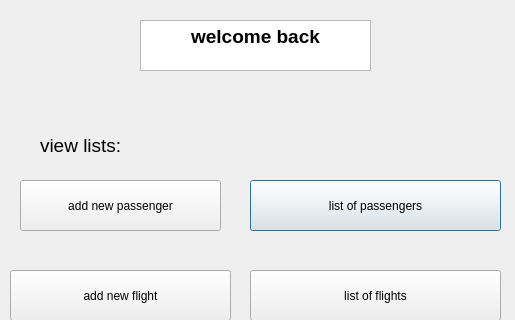
Abdelrahman-Shorim/FlightApp, file adminhomepage.ui: the form before one commit; both pictures show x 0 to 515 and y 0 to 320 of the 515 by 476 pixel window.
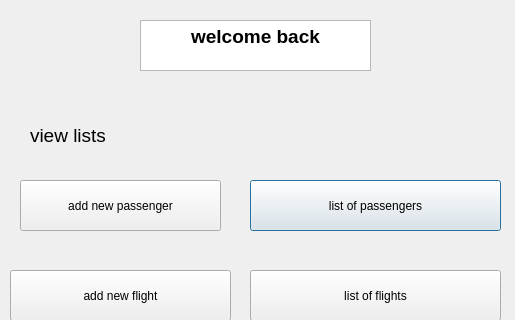
The form after the commit.

The edit to the form file:
```diff
--- a/adminhomepage.ui
+++ b/adminhomepage.ui
@@ -72,14 +72,14 @@
   <widget class="QLabel" name="label">
    <property name="geometry">
     <rect>
-     <x>40</x>
-     <y>130</y>
+     <x>30</x>
+     <y>120</y>
      <width>121</width>
      <height>31</height>
     </rect>
    </property>
    <property name="text">
-    <string>&lt;html&gt;&lt;head/&gt;&lt;body&gt;&lt;p&gt;&lt;span style=&quot; font-size:14pt;&quot;&gt;view lists:&lt;/span&gt;&lt;/p&gt;&lt;/body&gt;&lt;/html&gt;</string>
+    <string>&lt;html&gt;&lt;head/&gt;&lt;body&gt;&lt;p&gt;&lt;span style=&quot; font-size:14pt;&quot;&gt;view lists&lt;/span&gt;&lt;/p&gt;&lt;/body&gt;&lt;/html&gt;</string>
    </property>
   </widget>
   <widget class="QPushButton" name="addnewpassenger">
```
Left out of the diff: 2 changed lines with no effect on the pictures.
